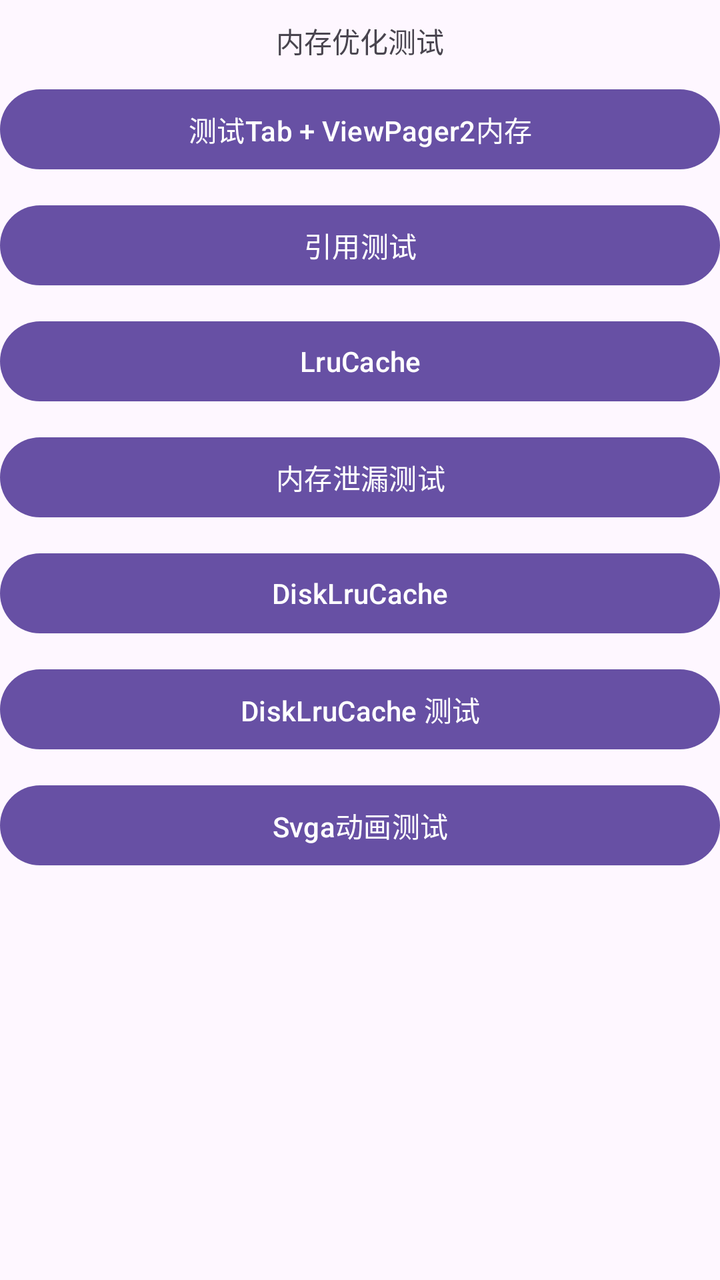
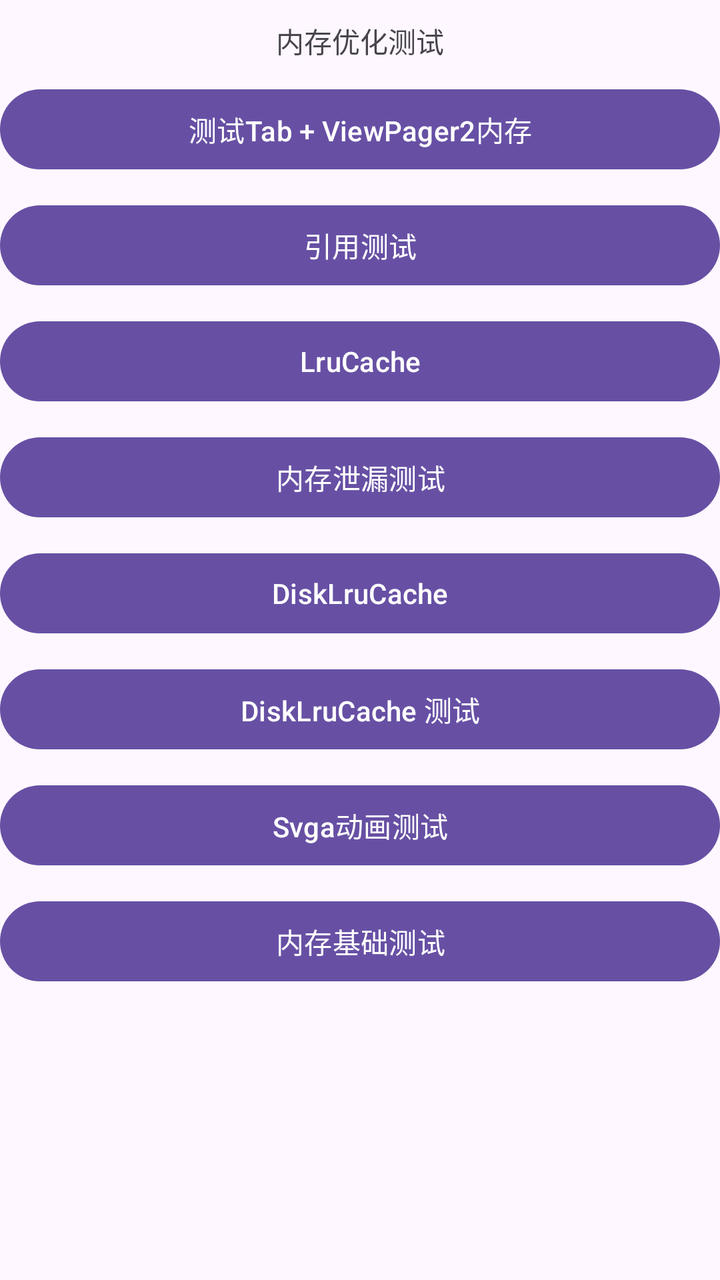

An Android layout rendered at two revisions. The XML below is the earlier revision; the diff shows what the commit changed to produce the second picture.
<!-- AndroidManifest.xml: application theme Theme.MomeyDemo -->
<!-- res/layout/activity_main.xml -->
<?xml version="1.0" encoding="utf-8"?>
<LinearLayout xmlns:android="http://schemas.android.com/apk/res/android"
    xmlns:app="http://schemas.android.com/apk/res-auto"
    xmlns:tools="http://schemas.android.com/tools"
    android:layout_width="match_parent"
    android:layout_height="match_parent"
    android:orientation="vertical"
    tools:context=".MainActivity">

    <TextView
        android:layout_width="match_parent"
        android:layout_height="wrap_content"
        android:layout_marginTop="10dp"
        android:gravity="center"
        android:text="内存优化测试" />

    <Button
        android:layout_width="match_parent"
        android:layout_height="wrap_content"
        android:layout_marginTop="10dp"
        android:gravity="center"
        android:textAllCaps="false"
        android:text="测试Tab + ViewPager2内存"
        android:onClick="onTest1" />

    <Button
        android:layout_width="match_parent"
        android:layout_height="wrap_content"
        android:layout_marginTop="10dp"
        android:gravity="center"
        android:textAllCaps="false"
        android:text="引用测试"
        android:onClick="onTest2" />

    <Button
        android:layout_width="match_parent"
        android:layout_height="wrap_content"
        android:layout_marginTop="10dp"
        android:gravity="center"
        android:textAllCaps="false"
        android:text="LruCache"
        android:onClick="onTest3" />

    <Button
        android:layout_width="match_parent"
        android:layout_height="wrap_content"
        android:layout_marginTop="10dp"
        android:gravity="center"
        android:textAllCaps="false"
        android:text="内存泄漏测试"
        android:onClick="onTest4" />

    <Button
        android:layout_width="match_parent"
        android:layout_height="wrap_content"
        android:layout_marginTop="10dp"
        android:gravity="center"
        android:textAllCaps="false"
        android:text="DiskLruCache"
        android:onClick="onTest5" />

    <Button
        android:layout_width="match_parent"
        android:layout_height="wrap_content"
        android:layout_marginTop="10dp"
        android:gravity="center"
        android:textAllCaps="false"
        android:text="DiskLruCache 测试"
        android:onClick="onTest6" />

    <Button
        android:layout_width="match_parent"
        android:layout_height="wrap_content"
        android:layout_marginTop="10dp"
        android:gravity="center"
        android:textAllCaps="false"
        android:text="Svga动画测试"
        android:onClick="onTest7" />

</LinearLayout>
<!-- resources referenced by this layout -->
<resources>
  <style name="Theme.MomeyDemo" parent="Base.Theme.MomeyDemo" />
  <style name="Base.Theme.MomeyDemo" parent="Theme.Material3.DayNight.NoActionBar">
          
          
      </style>
</resources>

<!-- the commit's change to res/layout/activity_main.xml (unified diff, before → after) -->
@@ -77,4 +77,13 @@
         android:text="Svga动画测试"
         android:onClick="onTest7" />
 
+    <Button
+        android:layout_width="match_parent"
+        android:layout_height="wrap_content"
+        android:layout_marginTop="10dp"
+        android:gravity="center"
+        android:textAllCaps="false"
+        android:text="内存基础测试"
+        android:onClick="onTest8" />
+
 </LinearLayout>
